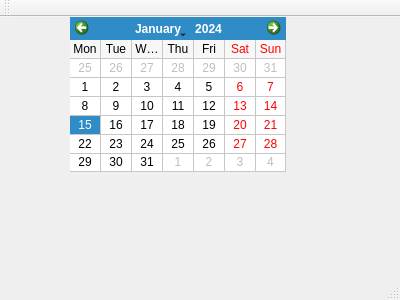
lyohytch/Hockey-Game-Viewer, file viewer/gameviewer.ui: the form before one commit.
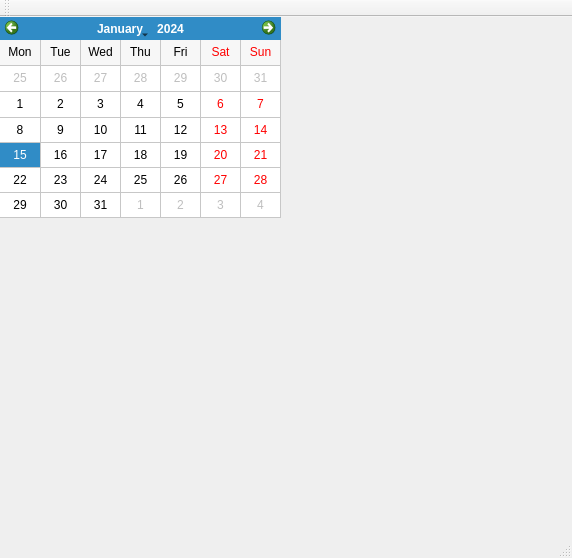
The form after the commit.

Diff of the .ui file:
```diff
--- a/viewer/gameviewer.ui
+++ b/viewer/gameviewer.ui
@@ -6,8 +6,8 @@
    <rect>
     <x>0</x>
     <y>0</y>
-    <width>400</width>
-    <height>300</height>
+    <width>572</width>
+    <height>558</height>
    </rect>
   </property>
   <property name="windowTitle">
@@ -17,10 +17,10 @@
    <widget class="QCalendarWidget" name="calendarWidget">
     <property name="geometry">
      <rect>
-      <x>70</x>
+      <x>0</x>
       <y>0</y>
-      <width>216</width>
-      <height>155</height>
+      <width>281</width>
+      <height>201</height>
      </rect>
     </property>
     <property name="firstDayOfWeek">
```
Left out of the diff: 4 changed lines with no effect on the pictures.
